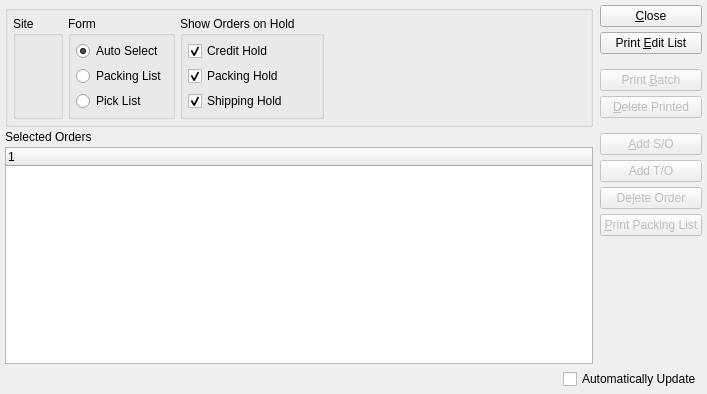
discountscott/qt-client, file guiclient/packingListBatch.ui: the form before one commit.
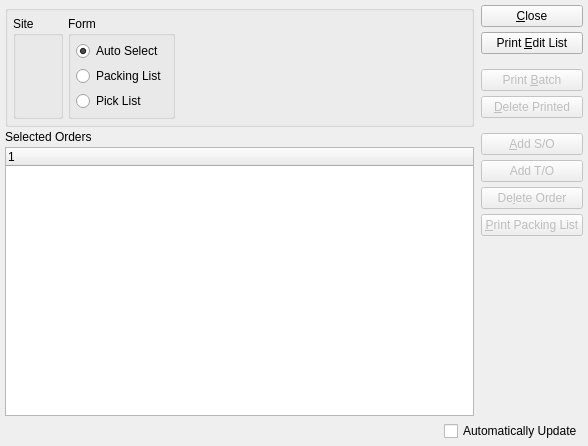
The form after the commit. Custom widgets are drawn as their Qt base class.

```diff
--- a/guiclient/packingListBatch.ui
+++ b/guiclient/packingListBatch.ui
@@ -13,8 +13,8 @@
    <rect>
     <x>0</x>
     <y>0</y>
-    <width>707</width>
-    <height>394</height>
+    <width>588</width>
+    <height>446</height>
    </rect>
   </property>
   <property name="windowTitle">
@@ -90,7 +90,7 @@
             </property>
            </widget>
           </item>
-          <item row="0" column="3">
+          <item row="0" column="2">
            <spacer name="horizontalSpacer">
             <property name="orientation">
              <enum>Qt::Horizontal</enum>
@@ -103,45 +103,6 @@
             </property>
            </spacer>
           </item>
-          <item row="0" column="2">
-           <widget class="QGroupBox" name="_holdGroup">
-            <property name="title">
-             <string>Show Orders on Hold</string>
-            </property>
-            <layout class="QVBoxLayout" name="verticalLayout_2">
-             <item>
-              <widget class="XCheckBox" name="_creditHold">
-               <property name="text">
-                <string>Credit Hold</string>
-               </property>
-               <property name="checked">
-                <bool>true</bool>
-               </property>
-              </widget>
-             </item>
-             <item>
-              <widget class="XCheckBox" name="_packHold">
-               <property name="text">
-                <string>Packing Hold</string>
-               </property>
-               <property name="checked">
-                <bool>true</bool>
-               </property>
-              </widget>
-             </item>
-             <item>
-              <widget class="XCheckBox" name="_shipHold">
-               <property name="text">
-                <string>Shipping Hold</string>
-               </property>
-               <property name="checked">
-                <bool>true</bool>
-               </property>
-              </widget>
-             </item>
-            </layout>
-           </widget>
-          </item>
          </layout>
         </widget>
        </item>
```
Left out of the diff: 1 changed line with no effect on the pictures.
